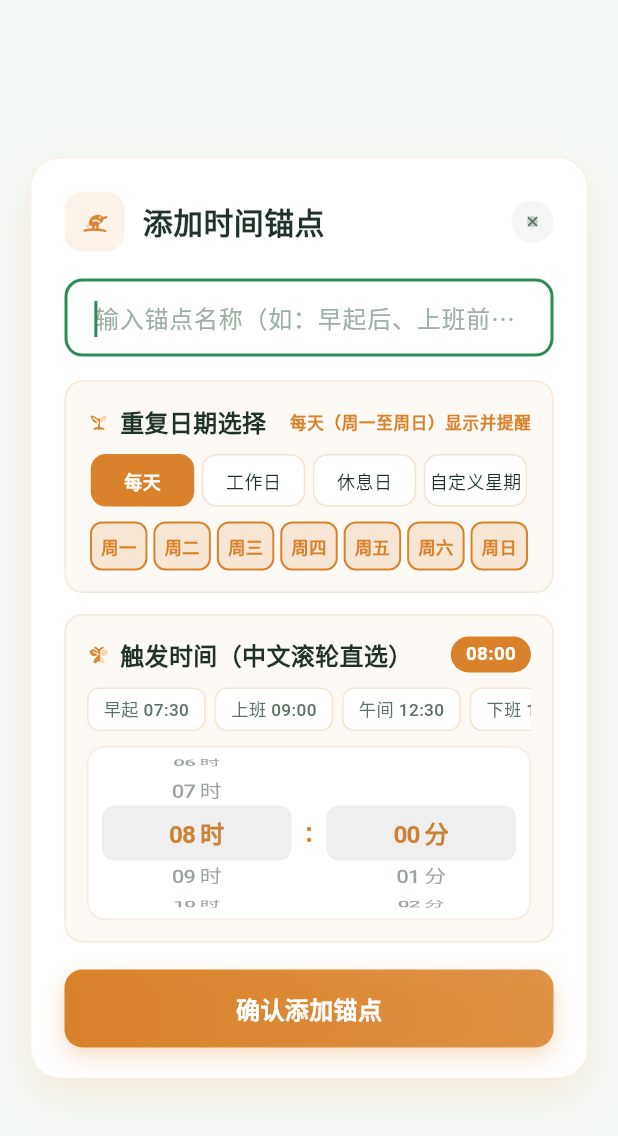
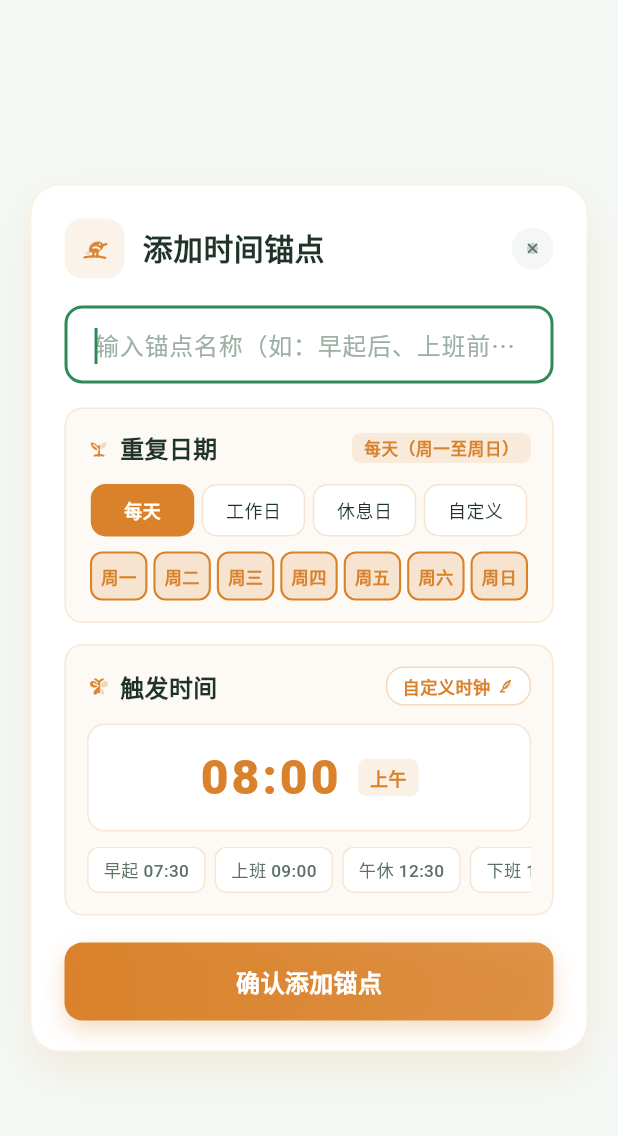
Before and after one commit to machengji/Flutter, a Flutter app: the AddAnchorModal widget shown alone on an empty page, opened directly, on a phone screen of 412 x 824 dp. Shown: the top 1136 px of the screen. Run offline on Flutter 3.47's test engine with Material 3 defaults, Android fonts, the light colour scheme and no system bars; drawn by our look-alikes of flutter_animate; our stand-ins replace fl_chart, flutter_local_notifications, permission_handler, shared_preferences, timezone; missing offline and left inert: dart:html, image_gallery_saver_plus; accounts and stored records are empty; network calls fail; project files that could hold a hidden picture were left out.

Commit message:
fix: resolve AddAnchorModal freeze by removing CupertinoPicker loop and optimize Chinese time selection

```diff
--- a/maintenance_assistant/lib/src/features/home/presentation/widgets/add_anchor_modal.dart
+++ b/maintenance_assistant/lib/src/features/home/presentation/widgets/add_anchor_modal.dart
@@ -1,7 +1,5 @@
-import 'package:flutter/cupertino.dart';
 import 'package:flutter/material.dart';
 import 'package:flutter/services.dart';
-import 'package:flutter_animate/flutter_animate.dart';
 
 import '../../../../core/theme/theme.dart';
 
@@ -38,17 +36,15 @@ class _AddAnchorModalState extends State<AddAnchorModal> {
   late final TextEditingController _nameController;
   late int _selectedHour;
   late int _selectedMinute;
-  late FixedExtentScrollController _hourController;
-  late FixedExtentScrollController _minuteController;
   late String _repeatMode; // 'daily', 'workdays', 'weekends', 'custom'
   late Set<int> _selectedDays;
   final FocusNode _focusNode = FocusNode();
 
   static const List<Map<String, String>> _modeOptions = [
-    {'key': 'daily', 'label': '每天', 'desc': '周一至周日'},
-    {'key': 'workdays', 'label': '工作日', 'desc': '周一至周五'},
-    {'key': 'weekends', 'label': '休息日', 'desc': '周六、周日'},
-    {'key': 'custom', 'label': '自定义星期', 'desc': '按周自由勾选'},
+    {'key': 'daily', 'label': '每天'},
+    {'key': 'workdays', 'label': '工作日'},
+    {'key': 'weekends', 'label': '休息日'},
+    {'key': 'custom', 'label': '自定义'},
   ];
 
   static const List<Map<String, dynamic>> _weekDays = [
@@ -64,7 +60,7 @@ class _AddAnchorModalState extends State<AddAnchorModal> {
   static const List<Map<String, dynamic>> _quickTimes = [
     {'label': '早起 07:30', 'hour': 7, 'minute': 30},
     {'label': '上班 09:00', 'hour': 9, 'minute': 0},
-    {'label': '午间 12:30', 'hour': 12, 'minute': 30},
+    {'label': '午休 12:30', 'hour': 12, 'minute': 30},
     {'label': '下班 18:30', 'hour': 18, 'minute': 30},
     {'label': '睡前 22:00', 'hour': 22, 'minute': 0},
   ];
@@ -74,7 +70,7 @@ class _AddAnchorModalState extends State<AddAnchorModal> {
     super.initState();
     _nameController = TextEditingController(text: widget.initialName);
 
-    if (widget.initialTime != null) {
+    if (widget.initialTime != null && widget.initialTime!.contains(':')) {
       final parts = widget.initialTime!.split(':');
       _selectedHour = int.tryParse(parts[0]) ?? 8;
       _selectedMinute = parts.length > 1 ? (int.tryParse(parts[1]) ?? 0) : 0;
@@ -82,9 +78,6 @@ class _AddAnchorModalState extends State<AddAnchorModal> {
       _selectedHour = 8;
       _selectedMinute = 0;
     }
-
-    _hourController = FixedExtentScrollController(initialItem: _selectedHour);
-    _minuteController = FixedExtentScrollController(initialItem: _selectedMinute);
 
     _repeatMode = widget.initialRepeatMode ?? 'daily';
     final initDays = widget.initialCustomDays ?? const [1, 2, 3, 4, 5, 6, 7];
@@ -94,7 +87,7 @@ class _AddAnchorModalState extends State<AddAnchorModal> {
     }
 
     if (widget.autofocusEnabled && widget.initialName == null) {
-      Future.delayed(const Duration(milliseconds: 220), () {
+      Future.delayed(const Duration(milliseconds: 200), () {
         if (mounted) {
           _focusNode.requestFocus();
         }
@@ -105,8 +98,6 @@ class _AddAnchorModalState extends State<AddAnchorModal> {
   @override
   void dispose() {
     _nameController.dispose();
-    _hourController.dispose();
-    _minuteController.dispose();
     _focusNode.dispose();
     super.dispose();
   }
@@ -117,20 +108,6 @@ class _AddAnchorModalState extends State<AddAnchorModal> {
       _selectedHour = hour;
       _selectedMinute = minute;
     });
-    if (_hourController.hasClients) {
-      _hourController.animateToItem(
-        hour,
-        duration: const Duration(milliseconds: 240),
-        curve: Curves.easeOutCubic,
-      );
-    }
-    if (_minuteController.hasClients) {
-      _minuteController.animateToItem(
-        minute,
-        duration: const Duration(milliseconds: 240),
-        curve: Curves.easeOutCubic,
-      );
-    }
   }
 
   void _syncModeFromSelectedDays() {
@@ -150,18 +127,56 @@ class _AddAnchorModalState extends State<AddAnchorModal> {
   String get _currentRepeatSummary {
     final sorted = _selectedDays.toList()..sort();
     if (_repeatMode == 'daily' || sorted.length == 7) {
-      return '每天（周一至周日）显示并提醒';
+      return '每天（周一至周日）';
     }
     if (_repeatMode == 'workdays' ||
         (sorted.length == 5 && _selectedDays.containsAll(const [1, 2, 3, 4, 5]))) {
-      return '仅工作日（周一至周五）在日历显示';
+      return '仅工作日（周一至周五）';
     }
     if (_repeatMode == 'weekends' ||
         (sorted.length == 2 && _selectedDays.containsAll(const [6, 7]))) {
-      return '仅休息日（周六、周日）在日历显示';
+      return '仅休息日（周六、周日）';
     }
     const names = ['', '周一', '周二', '周三', '周四', '周五', '周六', '周日'];
-    return '每${sorted.map((d) => names[d]).join('、')}在日历显示';
+    return '每${sorted.map((d) => names[d]).join('、')}';
+  }
+
+  Future<void> _pickTimeFromSystem() async {
+    HapticFeedback.selectionClick();
+    final initial = TimeOfDay(hour: _selectedHour, minute: _selectedMinute);
+    final picked = await showTimePicker(
+      context: context,
+      initialTime: initial,
+      helpText: '选择锚点触发时间',
+      cancelText: '取消',
+      confirmText: '确定',
+      hourLabelText: '小时',
+      minuteLabelText: '分钟',
+      builder: (context, child) {
+        return Localizations.override(
+          context: context,
+          locale: const Locale('zh', 'CN'),
+          child: Theme(
+            data: ThemeData.light().copyWith(
+              colorScheme: const ColorScheme.light(
+                primary: AppColors.anchorAccent,
+                onPrimary: Colors.white,
+                surface: Colors.white,
+                onSurface: AppColors.textPrimary,
+              ),
+            ),
+            child: child ?? const SizedBox(),
+          ),
+        );
+      },
+    );
+
+    if (picked != null && mounted) {
+      setState(() {
+        _selectedHour = picked.hour;
+        _selectedMinute = picked.minute;
+      });
+    }
   }
 
   void _handleSubmit() {
@@ -186,7 +201,9 @@ class _AddAnchorModalState extends State<AddAnchorModal> {
     final formattedTime =
         '${_selectedHour.toString().padLeft(2, '0')}:${_selectedMinute.toString().padLeft(2, '0')}';
 
-    final dialogChild = RepaintBoundary(
+    return Dialog(
+      backgroundColor: Colors.transparent,
+      insetPadding: const EdgeInsets.symmetric(horizontal: 20, vertical: 24),
       child: Container(
         padding: const EdgeInsets.fromLTRB(22, 22, 22, 20),
         decoration: BoxDecoration(
@@ -260,7 +277,7 @@ class _AddAnchorModalState extends State<AddAnchorModal> {
               ),
               const SizedBox(height: 16),
 
-              // 2. 中文重复日期选择面板（直接展示快捷预设 + 中文周一至周日点选）
+              // 2. 中文重复日期选择（快捷预设 + 中文周一至周日点选）
               Container(
                 padding: const EdgeInsets.all(14),
                 decoration: BoxDecoration(
@@ -280,24 +297,31 @@ class _AddAnchorModalState extends State<AddAnchorModal> {
                         ),
                         const SizedBox(width: 6),
                         Text(
-                          '重复日期选择',
+                          '重复日期',
                           style: AppTextStyles.titleSmall.copyWith(
                             color: AppColors.textPrimary,
                             fontWeight: FontWeight.w700,
                           ),
                         ),
                         const Spacer(),
-                        Text(
+                        Container(
+                          padding: const EdgeInsets.symmetric(horizontal: 8, vertical: 2),
+                          decoration: BoxDecoration(
+                            color: AppColors.anchorAccent.withOpacity(0.12),
+                            borderRadius: BorderRadius.circular(6),
+                          ),
+                          child: Text(
                             _currentRepeatSummary,
                             style: AppTextStyles.labelSmall.copyWith(
                               color: AppColors.anchorAccent,
                               fontWeight: FontWeight.w600,
                             ),
                           ),
+                        ),
                       ],
                     ),
-                    const SizedBox(height: 10),
-                    // 快捷预设按钮：每天 / 工作日 / 休息日 / 自定义星期
+                    const SizedBox(height: 12),
+                    // 快捷模式切换：每天 / 工作日 / 休息日 / 自定义
                     Row(
                       children: _modeOptions.map((opt) {
                         final key = opt['key']!;
@@ -320,8 +344,7 @@ class _AddAnchorModalState extends State<AddAnchorModal> {
                                   }
                                 });
                               },
-                              child: AnimatedContainer(
-                                duration: const Duration(milliseconds: 160),
+                              child: Container(
                                 padding: const EdgeInsets.symmetric(vertical: 8),
                                 decoration: BoxDecoration(
                                   color: isSelected
@@ -350,7 +373,7 @@ class _AddAnchorModalState extends State<AddAnchorModal> {
                       }).toList(),
                     ),
                     const SizedBox(height: 10),
-                    // 始终展示中文「周一 ~ 周日」直接点击切换按钮，无需二次展开
+                    // 中文「周一 ~ 周日」直接点击切换
                     Row(
                       children: _weekDays.map((item) {
                         final day = item['day'] as int;
@@ -371,19 +394,18 @@ class _AddAnchorModalState extends State<AddAnchorModal> {
                                   _syncModeFromSelectedDays();
                                 });
                               },
-                              child: AnimatedContainer(
-                                duration: const Duration(milliseconds: 150),
+                              child: Container(
                                 padding: const EdgeInsets.symmetric(vertical: 7),
                                 decoration: BoxDecoration(
                                   color: active
-                                      ? AppColors.anchorAccent.withOpacity(0.16)
-                                      : Colors.white.withOpacity(0.85),
+                                      ? AppColors.anchorAccent.withOpacity(0.18)
+                                      : Colors.white,
                                   borderRadius: BorderRadius.circular(8),
                                   border: Border.all(
                                     color: active
                                         ? AppColors.anchorAccent
                                         : AppColors.anchorAccent.withOpacity(0.18),
-                                    width: active ? 1.3 : 1.0,
+                                    width: active ? 1.4 : 1.0,
                                   ),
                                 ),
                                 alignment: Alignment.center,
@@ -408,7 +430,7 @@ class _AddAnchorModalState extends State<AddAnchorModal> {
               ),
               const SizedBox(height: 14),
 
-              // 3. 纯中文直滑时间滚轮（24小时制「XX时 XX分」+ 常用时间一键点选）
+              // 3. 中文时间直选与常用时间
               Container(
                 padding: const EdgeInsets.all(14),
                 decoration: BoxDecoration(
@@ -428,32 +450,90 @@ class _AddAnchorModalState extends State<AddAnchorModal> {
                         ),
                         const SizedBox(width: 6),
                         Text(
-                          '触发时间（中文滚轮直选）',
+                          '触发时间',
                           style: AppTextStyles.titleSmall.copyWith(
                             color: AppColors.textPrimary,
                             fontWeight: FontWeight.w700,
                           ),
                         ),
                         const Spacer(),
-                        Container(
-                          padding: const EdgeInsets.symmetric(horizontal: 10, vertical: 3),
+                        GestureDetector(
+                          onTap: _pickTimeFromSystem,
+                          child: Container(
+                            padding: const EdgeInsets.symmetric(horizontal: 10, vertical: 4),
                             decoration: BoxDecoration(
+                              color: Colors.white,
+                              borderRadius: BorderRadius.circular(12),
+                              border: Border.all(color: AppColors.anchorAccent.withOpacity(0.3)),
+                            ),
+                            child: Row(
+                              mainAxisSize: MainAxisSize.min,
+                              children: [
+                                Text(
+                                  '自定义时钟',
+                                  style: TextStyle(
+                                    fontSize: 11.5,
+                                    fontWeight: FontWeight.w600,
                                     color: AppColors.anchorAccent,
-                            borderRadius: BorderRadius.circular(12),
                                   ),
-                          child: Text(
-                            formattedTime,
-                            style: const TextStyle(
-                              fontSize: 12.5,
-                              fontWeight: FontWeight.w700,
-                              color: Colors.white,
+                                ),
+                                const SizedBox(width: 4),
+                                const AppIcon(
+                                  type: AppIconType.edit,
+                                  size: 12,
+                                  color: AppColors.anchorAccent,
+                                ),
+                              ],
                             ),
                           ),
                         ),
                       ],
                     ),
+                    const SizedBox(height: 12),
+                    // 大号中文时间点击面板
+                    GestureDetector(
+                      onTap: _pickTimeFromSystem,
+                      child: Container(
+                        padding: const EdgeInsets.symmetric(vertical: 12, horizontal: 16),
+                        decoration: BoxDecoration(
+                          color: Colors.white,
+                          borderRadius: BorderRadius.circular(12),
+                          border: Border.all(color: AppColors.anchorAccent.withOpacity(0.2)),
+                        ),
+                        child: Row(
+                          mainAxisAlignment: MainAxisAlignment.center,
+                          children: [
+                            Text(
+                              formattedTime,
+                              style: const TextStyle(
+                                fontSize: 32,
+                                fontWeight: FontWeight.w800,
+                                color: AppColors.anchorAccent,
+                                letterSpacing: 2,
+                              ),
+                            ),
+                            const SizedBox(width: 12),
+                            Container(
+                              padding: const EdgeInsets.symmetric(horizontal: 8, vertical: 4),
+                              decoration: BoxDecoration(
+                                color: AppColors.anchorAccent.withOpacity(0.12),
+                                borderRadius: BorderRadius.circular(6),
+                              ),
+                              child: Text(
+                                _selectedHour < 12 ? '上午' : (_selectedHour < 18 ? '下午' : '晚上'),
+                                style: const TextStyle(
+                                  fontSize: 12,
+                                  fontWeight: FontWeight.w700,
+                                  color: AppColors.anchorAccent,
+                                ),
+                              ),
+                            ),
+                          ],
+                        ),
+                      ),
+                    ),
                     const SizedBox(height: 10),
-                    // 常用时间一键点选胶囊
+                    // 常用快捷时间胶囊
                     SingleChildScrollView(
                       scrollDirection: Axis.horizontal,
                       child: Row(
@@ -469,7 +549,7 @@ class _AddAnchorModalState extends State<AddAnchorModal> {
                               child: Container(
                                 padding: const EdgeInsets.symmetric(
                                   horizontal: 10,
-                                  vertical: 5,
+                                  vertical: 6,
                                 ),
                                 decoration: BoxDecoration(
                                   color: isCurrent
@@ -494,88 +574,6 @@ class _AddAnchorModalState extends State<AddAnchorModal> {
                             ),
                           );
                         }).toList(),
-                      ),
-                    ),
-                    const SizedBox(height: 10),
-                    // 内嵌中文「时 / 分」双滚轮，上下滑动即选，无需二次弹窗
-                    Container(
-                      height: 116,
-                      decoration: BoxDecoration(
-                        color: Colors.white,
-                        borderRadius: BorderRadius.circular(12),
-                        border: Border.all(color: AppColors.anchorAccent.withOpacity(0.15)),
-                      ),
-                      child: Row(
-                        children: [
-                          Expanded(
-                            child: CupertinoPicker(
-                              scrollController: _hourController,
-                              itemExtent: 34,
-                              magnification: 1.08,
-                              useMagnifier: true,
-                              onSelectedItemChanged: (index) {
-                                HapticFeedback.selectionClick();
-                                setState(() {
-                                  _selectedHour = index;
-                                });
-                              },
-                              children: List.generate(24, (h) {
-                                return Center(
-                                  child: Text(
-                                    '${h.toString().padLeft(2, '0')} 时',
-                                    style: TextStyle(
-                                      fontSize: 15,
-                                      fontWeight: _selectedHour == h
-                                          ? FontWeight.w700
-                                          : FontWeight.w500,
-                                      color: _selectedHour == h
-                                          ? AppColors.anchorAccent
-                                          : AppColors.textPrimary,
-                                    ),
-                                  ),
-                                );
-                              }),
-                            ),
-                          ),
-                          const Text(
-                            ':',
-                            style: TextStyle(
-                              fontSize: 18,
-                              fontWeight: FontWeight.bold,
-                              color: AppColors.anchorAccent,
-                            ),
-                          ),
-                          Expanded(
-                            child: CupertinoPicker(
-                              scrollController: _minuteController,
-                              itemExtent: 34,
-                              magnification: 1.08,
-                              useMagnifier: true,
-                              onSelectedItemChanged: (index) {
-                                HapticFeedback.selectionClick();
-                                setState(() {
-                                  _selectedMinute = index;
-                                });
-                              },
-                              children: List.generate(60, (m) {
-                                return Center(
-                                  child: Text(
-                                    '${m.toString().padLeft(2, '0')} 分',
-                                    style: TextStyle(
-                                      fontSize: 15,
-                                      fontWeight: _selectedMinute == m
-                                          ? FontWeight.w700
-                                          : FontWeight.w500,
-                                      color: _selectedMinute == m
-                                          ? AppColors.anchorAccent
-                                          : AppColors.textPrimary,
-                                    ),
-                                  ),
-                                );
-                              }),
-                            ),
-                          ),
-                        ],
                       ),
                     ),
                   ],
@@ -619,16 +617,5 @@ class _AddAnchorModalState extends State<AddAnchorModal> {
         ),
       ),
     );
-
-    return Dialog(
-      backgroundColor: Colors.transparent,
-      insetPadding: const EdgeInsets.symmetric(horizontal: 20, vertical: 24),
-      child: widget.enableEntranceAnimation
-          ? dialogChild.animate().scale(
-              duration: 220.ms,
-              curve: Curves.easeOutCubic,
-            )
-          : dialogChild,
-    );
   }
 }
```
Lines whose indentation alone changed are shown as unchanged.
